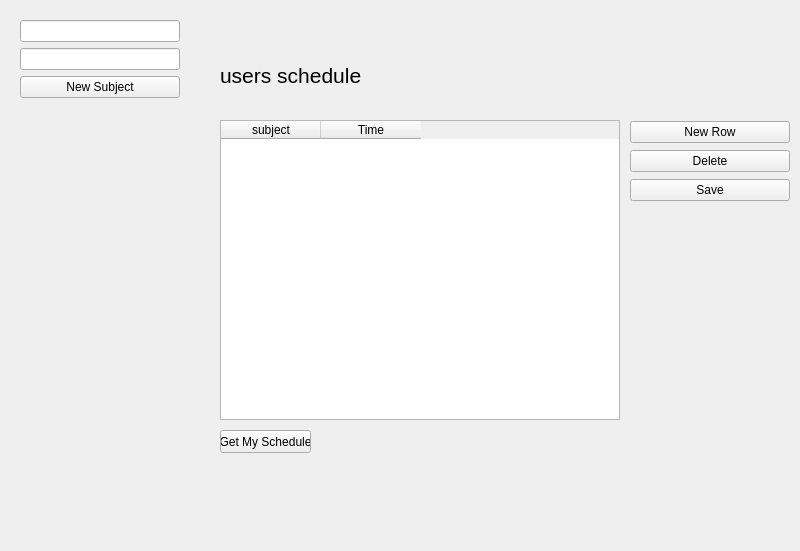
Above: Home.ui from Mjolksaft/Grupp-13 before the change. Below: the same form after it.
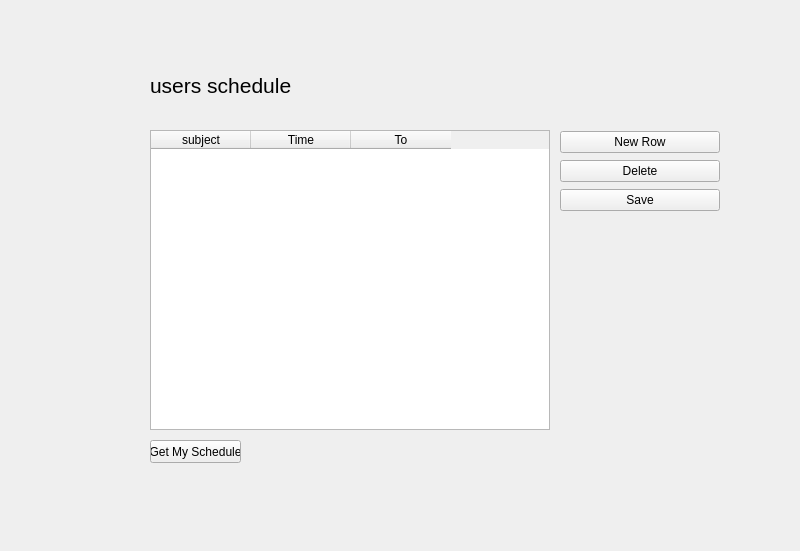
That is the form after the change.

Commit message: Added TO column on database and table

```diff
--- a/Home.ui
+++ b/Home.ui
@@ -16,8 +16,8 @@
   <widget class="QTableWidget" name="Table">
    <property name="geometry">
     <rect>
-     <x>220</x>
-     <y>120</y>
+     <x>150</x>
+     <y>130</y>
      <width>400</width>
      <height>300</height>
     </rect>
@@ -32,12 +32,17 @@
      <string>Time</string>
     </property>
    </column>
+   <column>
+    <property name="text">
+     <string>To</string>
+    </property>
+   </column>
   </widget>
   <widget class="QLabel" name="label">
    <property name="geometry">
     <rect>
-     <x>220</x>
-     <y>50</y>
+     <x>150</x>
+     <y>60</y>
      <width>391</width>
      <height>51</height>
     </rect>
@@ -54,8 +59,8 @@
   <widget class="QPushButton" name="BUTTON">
    <property name="geometry">
     <rect>
-     <x>220</x>
-     <y>430</y>
+     <x>150</x>
+     <y>440</y>
      <width>91</width>
      <height>23</height>
     </rect>
@@ -64,36 +69,11 @@
     <string>Get My Schedule</string>
    </property>
   </widget>
-  <widget class="QWidget" name="verticalLayoutWidget">
-   <property name="geometry">
-    <rect>
-     <x>20</x>
-     <y>20</y>
-     <width>160</width>
-     <height>80</height>
-    </rect>
-   </property>
-   <layout class="QVBoxLayout" name="addSubjectForm">
-    <item>
-     <widget class="QLineEdit" name="Subject"/>
-    </item>
-    <item>
-     <widget class="QLineEdit" name="Time"/>
-    </item>
-    <item>
-     <widget class="QPushButton" name="addContent">
-      <property name="text">
-       <string>New Subject</string>
-      </property>
-     </widget>
-    </item>
-   </layout>
-  </widget>
   <widget class="QWidget" name="verticalLayoutWidget_2">
    <property name="geometry">
     <rect>
-     <x>630</x>
-     <y>120</y>
+     <x>560</x>
+     <y>130</y>
      <width>160</width>
      <height>83</height>
     </rect>
```
Left out of the diff: 2 changed lines with no effect on the pictures. The commit also changes 2 other files.
